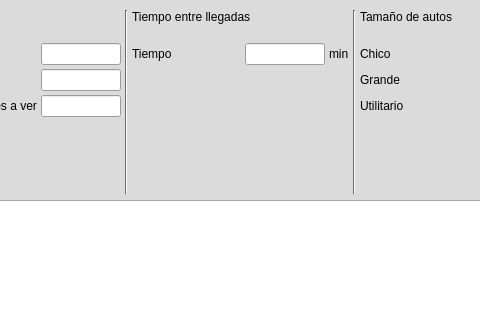
Qt form SIM/TP5/sistema_colas/interfaz/ventana_sistema_colas.ui (agustin007/Facultad-2021) before a commit; both pictures show x 129 to 609 and y 0 to 320 of the 1170 by 716 pixel window.
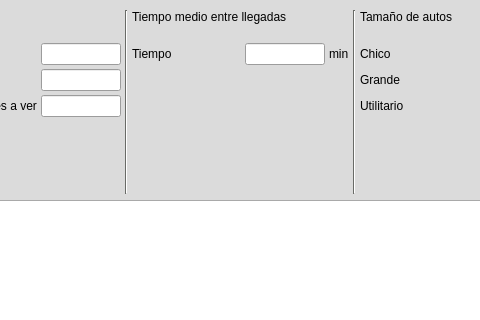
The same form after that commit. Icons and pictures are not drawn.

Commit message: Controlo y guardo parametros

```diff
--- a/SIM/TP5/sistema_colas/interfaz/ventana_sistema_colas.ui
+++ b/SIM/TP5/sistema_colas/interfaz/ventana_sistema_colas.ui
@@ -707,7 +707,7 @@
              </sizepolicy>
             </property>
             <property name="text">
-             <string>Tiempo entre llegadas</string>
+             <string>Tiempo medio entre llegadas</string>
             </property>
            </widget>
           </item>
```
Left out of the diff: 5 changed lines with no effect on the pictures. The commit also changes 2 other files.
